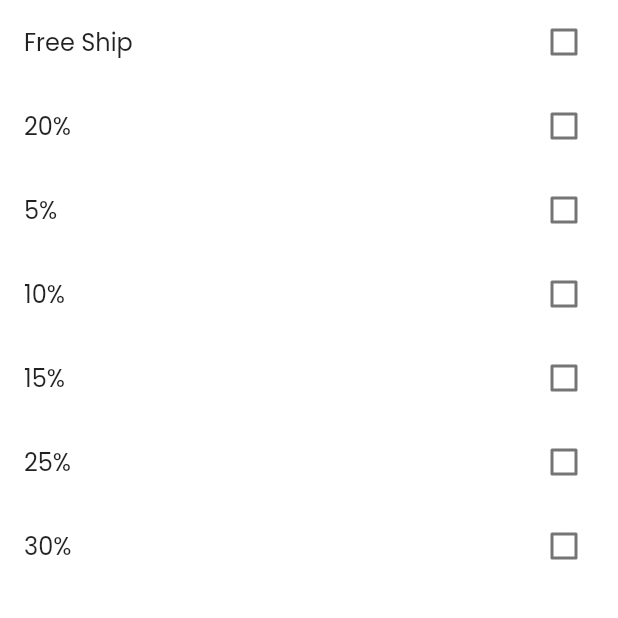
After one commit to VanChuanTtbn/grabphanda_chuan, a Flutter app: the PromotionTypeScreen screen opened directly, on a phone screen of 412 x 824 dp, the top half of it. The commit adds this screen. Run offline on Flutter 3.47's test engine with Material 2 defaults, Android fonts, the phone set to English and light mode, and no system bars; our stand-ins replace animated_splash_screen, carousel_slider, fluro, get, get_storage, google_fonts and 2 more; missing offline and left inert: email_auth, flutter_verification_code; accounts and stored records are empty.

Commit message:
fix Filters and popup

```diff
--- a/lib/Models/Entity/food_entity.dart
+++ b/lib/Models/Entity/food_entity.dart
@@ -5,12 +5,14 @@ class FoodEntity {
   String? sale;
   bool? checkFoodCategories = false;
   String? location;
+  String? promotionType;
   FoodEntity({
     this.type,
     this.img,
     this.name,
     this.sale,
     this.checkFoodCategories = false,
-    this.location
+    this.location,
+    this.promotionType,
 });
 }
--- /dev/null
+++ b/lib/Screens/Search_Screen/Filters_Screens/Promotion_Type_Screen/promotion_type_controller.dart
@@ -0,0 +1,88 @@
+import 'package:grabpanda/Controller/controller.dart';
+import 'package:grabpanda/Models/Entity/food_entity.dart';
+
+class PromotionTypeController extends BaseController{
+  List<FoodEntity>? listPromotionType;
+  List count = [];
+  PromotionTypeController() {
+    count = [];
+    listPromotionType = [
+      FoodEntity(
+        promotionType: "Free Ship",
+        checkFoodCategories: false,
+      ),
+      FoodEntity(
+        promotionType: "20%",
+        checkFoodCategories: false,
+      ),
+      FoodEntity(
+        promotionType: "5%",
+        checkFoodCategories: false,
+      ),
+      FoodEntity(
+        promotionType: "10%",
+        checkFoodCategories: false,
+      ),
+      FoodEntity(
+        promotionType: "15%",
+        checkFoodCategories: false,
+      ),
+      FoodEntity(
+        promotionType: "25%",
+        checkFoodCategories: false,
+      ),
+      FoodEntity(
+        promotionType: "30%",
+        checkFoodCategories: false,
+      ),
+      // FoodEntity(
+      //   promotionType: "",
+      //   checkFoodCategories: false,
+      // ),
+      // FoodEntity(
+      //   promotionType: "Bubble tea",
+      //   checkFoodCategories: false,
+      // ),
+      // FoodEntity(
+      //   promotionType: "Local Food",
+      //   checkFoodCategories: false,
+      // ),
+      // FoodEntity(
+      //   promotionType: "Cakes & Dessert",
+      //   checkFoodCategories: false,
+      // ),
+      // FoodEntity(
+      //   promotionType: "Buffet",
+      //   checkFoodCategories: false,
+      // ),
+      // FoodEntity(
+      //   promotionType: "Steamboat",
+      //   checkFoodCategories: false,
+      // ),
+      // FoodEntity(
+      //   promotionType: "Vegetarian",
+      //   checkFoodCategories: false,
+      // ),
+      // FoodEntity(
+      //   promotionType: "HalaI Food",
+      //   checkFoodCategories: false,
+      // ),
+      // FoodEntity(
+      //   promotionType: "PUB",
+      //   checkFoodCategories: false,
+      // ),
+      // FoodEntity(
+      //   promotionType: "Coffee Shop",
+      //   checkFoodCategories: false,
+      // ),
+    ];
+  }
+  getCount() {
+    count = [];
+    for (var element in listPromotionType!) {
+      if (element.checkFoodCategories == true) {
+        count.add(element.promotionType);
+      }
+    }
+  }
+}
--- /dev/null
+++ b/lib/Screens/Search_Screen/Filters_Screens/Promotion_Type_Screen/promotion_type_screen.dart
@@ -0,0 +1,53 @@
+import 'package:flutter/material.dart';
+import 'package:get/get.dart';
+import 'package:google_fonts/google_fonts.dart';
+import 'package:grabpanda/Screens/Search_Screen/Filters_Screens/Food_Categories_Screen/food_categories_controller.dart';
+import 'package:grabpanda/Screens/Search_Screen/Filters_Screens/Promotion_Type_Screen/promotion_type_controller.dart';
+
+class PromotionTypeScreen extends StatefulWidget{
+  @override
+  State<PromotionTypeScreen> createState() => _PromotionTypeScreenState();
+}
+
+class _PromotionTypeScreenState extends State<PromotionTypeScreen> {
+  @override
+  Widget build(BuildContext context) {
+    final controller = Get.put(PromotionTypeController());
+    // TODO: implement build
+    return Scaffold(
+      backgroundColor: Colors.white,
+      body: SafeArea(
+        child: Container(
+          height: 1000,
+          child: ListView.separated(
+            shrinkWrap: true,
+            itemBuilder: (context, index){
+              return Stack(
+                children: [
+                  Container(
+                      child: CheckboxListTile(
+                        checkColor: Colors.white,
+                        title: Text('${controller.listPromotionType![index].promotionType}', style: GoogleFonts.poppins(),),
+                        value: controller.listPromotionType![index].checkFoodCategories,
+                        onChanged: (bool? value){
+                          setState(() {
+                            controller.listPromotionType![index].checkFoodCategories = value;
+                          });
+                        },
+                      )
+                  ),
+                ],
+              );
+            },
+            separatorBuilder: (context, index){
+              return const SizedBox(
+                height: 0,
+              );
+            },
+            itemCount: controller.listPromotionType!.length,
+          ),
+        ),
+      ),
+    );
+  }
+}
```
Also changed, not shown: lib/Screens/Search_Screen/Filters_Screens/Filters_Screen/filters_screen.dart (+66 -8 lines), lib/Screens/Search_Screen/Filters_Screens/Food_Categories_Screen/food_categories_controller.dart (+5 -5 lines).
